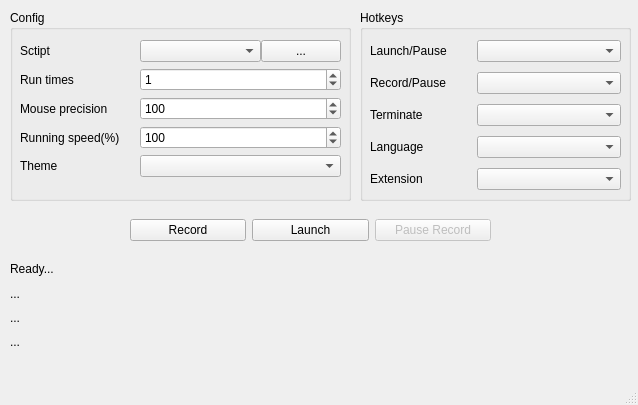
The window that UIView.ui (taojy123/KeymouseGo) describes before a commit, drawn with Qt 5.
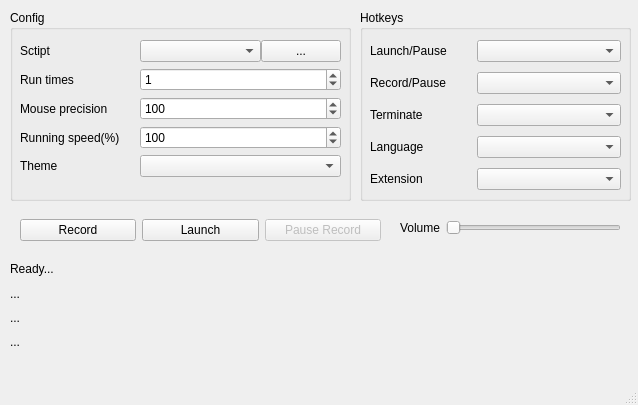
The same window after the commit. Icons and pictures are not drawn.

The edit to the form file:
```diff
--- a/UIView.ui
+++ b/UIView.ui
@@ -261,7 +261,7 @@
    <widget class="QWidget" name="horizontalLayoutWidget">
     <property name="geometry">
      <rect>
-      <x>130</x>
+      <x>20</x>
       <y>210</y>
       <width>361</width>
       <height>41</height>
@@ -337,6 +337,32 @@
      </item>
     </layout>
    </widget>
+   <widget class="QWidget" name="formLayoutWidget_3">
+    <property name="geometry">
+     <rect>
+      <x>400</x>
+      <y>220</y>
+      <width>221</width>
+      <height>31</height>
+     </rect>
+    </property>
+    <layout class="QFormLayout" name="formLayout_3">
+     <item row="0" column="0">
+      <widget class="QLabel" name="label_volume">
+       <property name="text">
+        <string>Volume</string>
+       </property>
+      </widget>
+     </item>
+     <item row="0" column="1">
+      <widget class="QSlider" name="volumeSlider">
+       <property name="orientation">
+        <enum>Qt::Horizontal</enum>
+       </property>
+      </widget>
+     </item>
+    </layout>
+   </widget>
   </widget>
   <widget class="QMenuBar" name="menubar">
    <property name="geometry">
```
